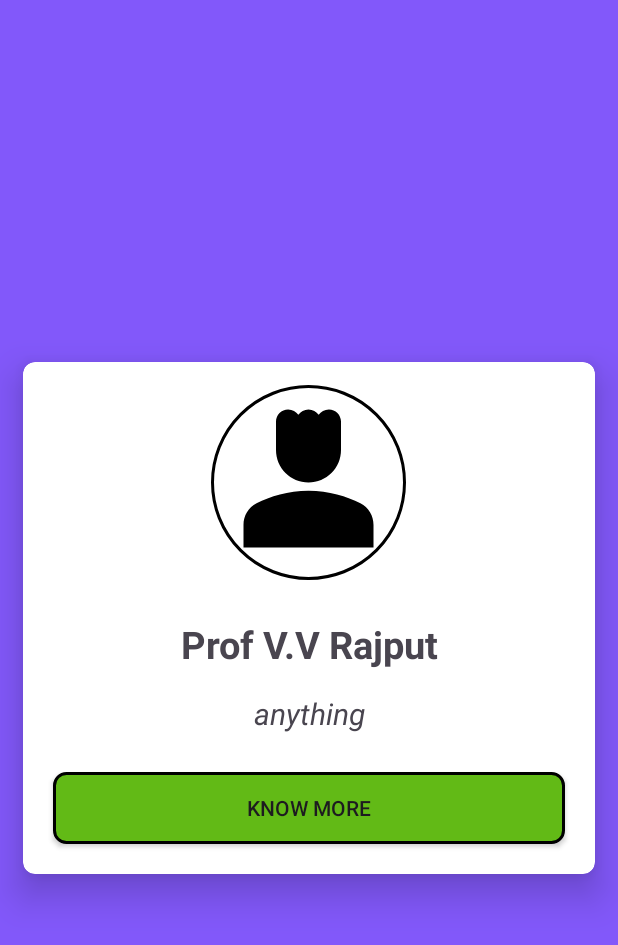
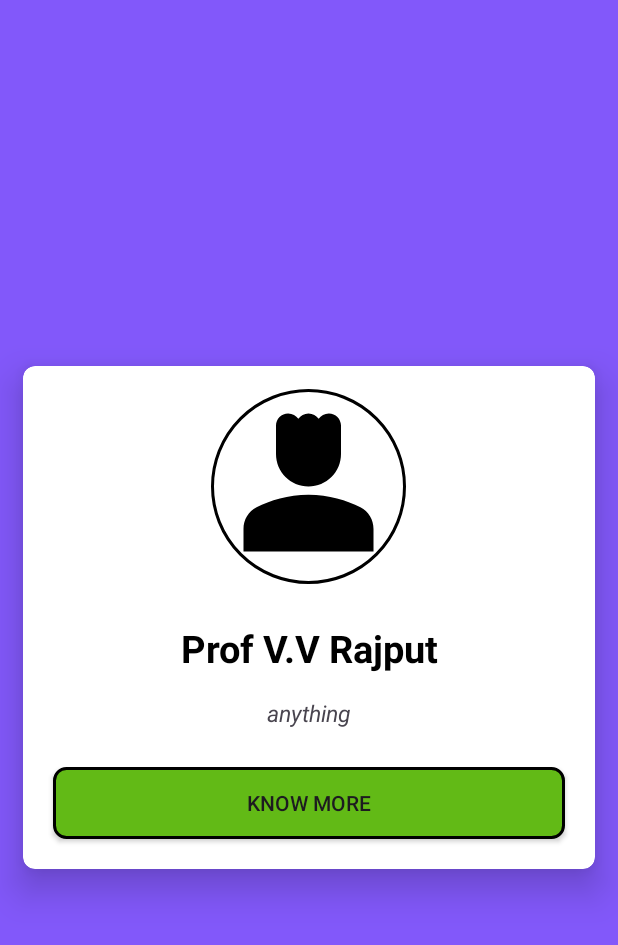
Before and after one commit to danu20002/Nss_Git_App, an Android app: the Program_officer screen opened directly, with no data from a screen before it, on a phone screen of 412 x 824 dp. Shown: the top 945 px of the screen. Run offline under Robolectric (Android 15) with nearby library versions, the phone set to English and light mode, and no system bars; our stand-ins replace CircleImageView.

Commit message:
Updated now

```diff
--- a/app/src/main/res/layout/activity_program_officer.xml
+++ b/app/src/main/res/layout/activity_program_officer.xml
@@ -37,6 +37,7 @@
                         android:textAlignment="center"
                         android:text="Prof V.V Rajput"
                         android:textStyle="bold"
+                        android:textColor="@color/black"
                         android:textSize="25sp"
                         android:layout_margin="10dp"/>
                     <TextView
@@ -46,7 +47,7 @@
                         android:text="anything"
                         android:layout_margin="5dp"
                         android:textStyle="italic"
-                        android:textSize="20sp"
+                        android:textSize="15sp"
                         />
                    <androidx.appcompat.widget.AppCompatButton
                        android:layout_width="match_parent"
```
